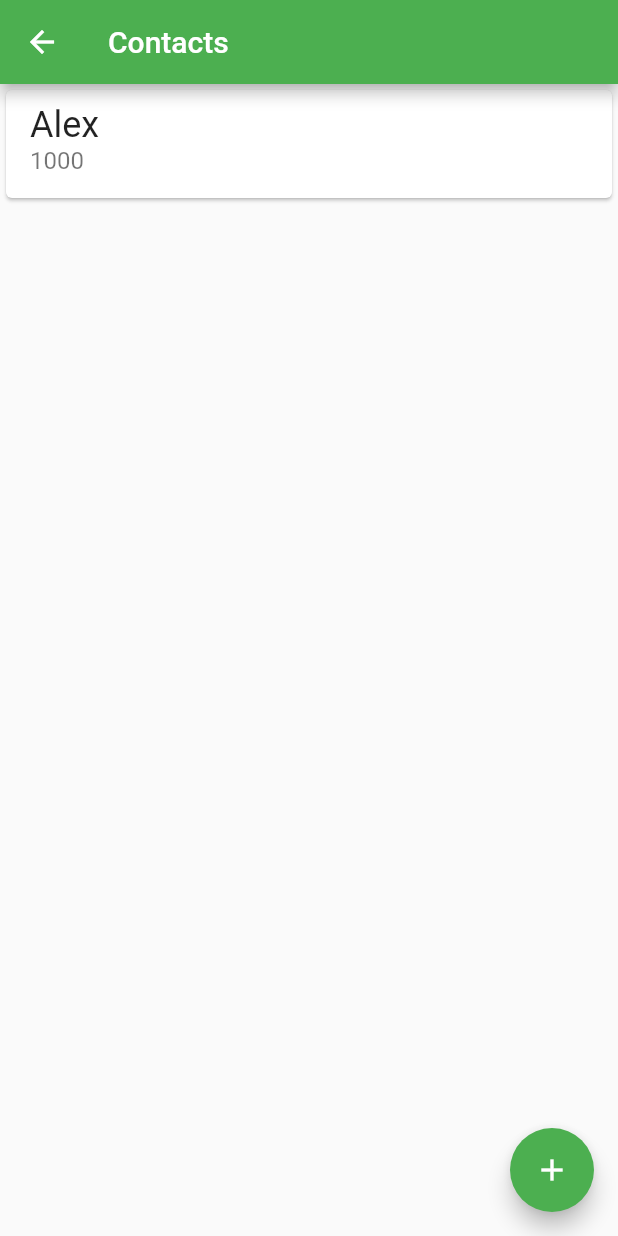
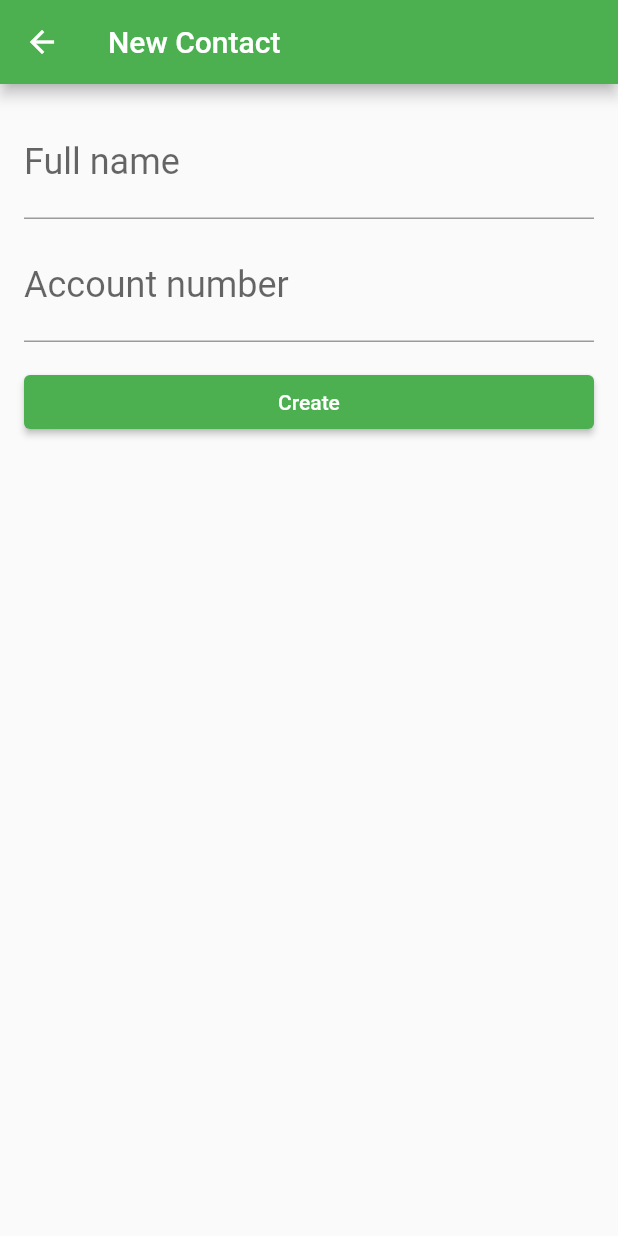
Before and after one commit to amsterdatech/alura-bytebank-flutter, a Flutter app: the ContactList screen opened directly, after a tap on the "add" icon, on a phone screen of 412 x 824 dp. Run offline on Flutter 3.47's test engine with Material 2 defaults, Android fonts, the phone set to English and light mode, and no system bars.

```diff
--- a/lib/main.dart
+++ b/lib/main.dart
@@ -1,4 +1,5 @@
-import 'package:bytebank/screens/contacts_list.dart';
+import 'package:bytebank/screens/contatos/contact_form.dart';
+import 'package:bytebank/screens/contatos/contacts_list.dart';
 import 'package:bytebank/screens/dashboard.dart';
 import 'package:flutter/material.dart';
 
--- /dev/null
+++ b/lib/models/contact.dart
@@ -0,0 +1,11 @@
+class Contact {
+  final String name;
+  final int accountNumber;
+
+  Contact(this.name, this.accountNumber);
+
+  @override
+  String toString() {
+    return 'Contact{name:$name, accountNumber:$accountNumber} ';
+  }
+}
--- /dev/null
+++ b/lib/screens/contatos/contact_form.dart
@@ -0,0 +1,68 @@
+import 'package:flutter/cupertino.dart';
+import 'package:flutter/material.dart';
+
+import '../../models/contact.dart';
+
+class ContactForm extends StatefulWidget {
+  @override
+  State<ContactForm> createState() => _ContactFormState();
+}
+
+class _ContactFormState extends State<ContactForm> {
+  final TextEditingController _nameController = TextEditingController();
+
+  final TextEditingController _accountNumberController =
+      TextEditingController();
+
+  @override
+  Widget build(BuildContext context) {
+    return Scaffold(
+        appBar: AppBar(
+          title: Text('New Contact'),
+        ),
+        body: Padding(
+          padding: const EdgeInsets.all(16),
+          child: Column(
+            children: [
+              TextField(
+                controller: _nameController,
+                decoration: InputDecoration(
+                  labelText: 'Full name',
+                ),
+                style: TextStyle(
+                  fontSize: 24,
+                ),
+              ),
+              Padding(
+                padding: const EdgeInsets.only(top: 8.0),
+                child: TextField(
+                  controller: _accountNumberController,
+                  decoration: InputDecoration(
+                    labelText: 'Account number',
+                  ),
+                  style: TextStyle(fontSize: 24.0),
+                  keyboardType: TextInputType.number,
+                ),
+              ),
+              Padding(
+                padding: const EdgeInsets.only(top: 16),
+                child: SizedBox(
+                  width: double.maxFinite,
+                  child: ElevatedButton(
+                    onPressed: () {
+                      final String name = _nameController.text;
+                      final int? accountNumber =
+                          int.tryParse(_accountNumberController.text);
+                      final Contact newContact = Contact(name, accountNumber!!);
+
+                      Navigator.pop(context, newContact);
+                    },
+                    child: Text('Create'),
+                  ),
+                ),
+              )
+            ],
+          ),
+        ));
+  }
+}
--- a/lib/screens/contacts_list.dart
+++ b/lib/screens/contatos/contacts_list.dart
@@ -1,3 +1,4 @@
+import 'package:bytebank/screens/contatos/contact_form.dart';
 import 'package:flutter/cupertino.dart';
 import 'package:flutter/material.dart';
 
@@ -25,7 +26,15 @@ class ContactList extends StatelessWidget {
         ],
       ),
       floatingActionButton: FloatingActionButton(
-        onPressed: () {},
+        onPressed: () {
+          Navigator.of(context)
+              .push(
+                MaterialPageRoute(
+                  builder: (context) => ContactForm(),
+                ),
+              )
+              .then((newContact) => debugPrint(newContact.toString()));
+        },
         child: Icon(Icons.add),
       ),
     );
--- a/lib/screens/dashboard.dart
+++ b/lib/screens/dashboard.dart
@@ -1,6 +1,6 @@
 import 'package:flutter/material.dart';
 
-import 'contacts_list.dart';
+import 'contatos/contacts_list.dart';
 
 class Dashboard extends StatelessWidget {
   const Dashboard({
```
